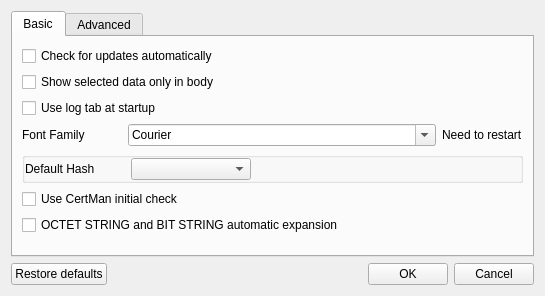
The window that BerEditor/settings_dlg.ui (jykim74/BerEditor) describes before a commit, drawn with Qt 5.
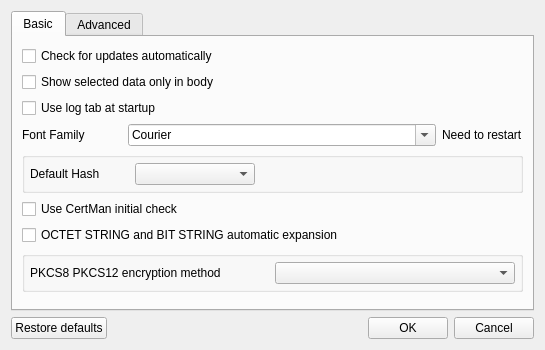
The same window after the commit.

Patch:
```diff
--- a/BerEditor/settings_dlg.ui
+++ b/BerEditor/settings_dlg.ui
@@ -7,7 +7,7 @@
     <x>0</x>
     <y>0</y>
     <width>545</width>
-    <height>296</height>
+    <height>350</height>
    </rect>
   </property>
   <property name="windowTitle">
@@ -32,8 +32,39 @@
       <attribute name="title">
        <string>Basic</string>
       </attribute>
-      <layout class="QGridLayout" name="gridLayout_2">
-       <item row="1" column="0">
+      <layout class="QVBoxLayout" name="verticalLayout_5">
+       <item>
+        <layout class="QVBoxLayout" name="verticalLayout_2">
+         <item>
+          <widget class="QCheckBox" name="mCheckBoxLatestVersion">
+           <property name="minimumSize">
+            <size>
+             <width>0</width>
+             <height>0</height>
+            </size>
+           </property>
+           <property name="text">
+            <string>Check for updates automatically</string>
+           </property>
+          </widget>
+         </item>
+         <item>
+          <widget class="QCheckBox" name="mCheckShowPartOnly">
+           <property name="text">
+            <string>Show selected data only in body</string>
+           </property>
+          </widget>
+         </item>
+         <item>
+          <widget class="QCheckBox" name="mUseLogTabCheck">
+           <property name="text">
+            <string>Use log tab at startup</string>
+           </property>
+          </widget>
+         </item>
+        </layout>
+       </item>
+       <item>
         <layout class="QGridLayout" name="gridLayout_7">
          <property name="topMargin">
           <number>0</number>
@@ -79,74 +110,26 @@
          </item>
         </layout>
        </item>
-       <item row="5" column="0">
-        <spacer name="verticalSpacer">
-         <property name="orientation">
-          <enum>Qt::Vertical</enum>
-         </property>
-         <property name="sizeHint" stdset="0">
-          <size>
-           <width>20</width>
-           <height>40</height>
-          </size>
-         </property>
-        </spacer>
-       </item>
-       <item row="0" column="0">
-        <layout class="QVBoxLayout" name="verticalLayout_2">
-         <item>
-          <widget class="QCheckBox" name="mCheckBoxLatestVersion">
-           <property name="minimumSize">
-            <size>
-             <width>0</width>
-             <height>0</height>
-            </size>
-           </property>
-           <property name="text">
-            <string>Check for updates automatically</string>
-           </property>
-          </widget>
-         </item>
-         <item>
-          <widget class="QCheckBox" name="mCheckShowPartOnly">
-           <property name="text">
-            <string>Show selected data only in body</string>
-           </property>
-          </widget>
-         </item>
-         <item>
-          <widget class="QCheckBox" name="mUseLogTabCheck">
-           <property name="text">
-            <string>Use log tab at startup</string>
-           </property>
-          </widget>
-         </item>
-        </layout>
-       </item>
-       <item row="3" column="0">
-        <widget class="QCheckBox" name="mUseCertManCheck">
-         <property name="text">
-          <string>Use CertMan initial check</string>
-         </property>
-        </widget>
-       </item>
-       <item row="2" column="0">
+       <item>
         <widget class="QGroupBox" name="mDefaultHashGroup">
          <property name="title">
           <string/>
          </property>
          <layout class="QGridLayout" name="gridLayout_5">
           <property name="leftMargin">
-           <number>0</number>
+           <number>5</number>
           </property>
           <property name="topMargin">
-           <number>0</number>
+           <number>5</number>
           </property>
           <property name="rightMargin">
-           <number>0</number>
+           <number>5</number>
           </property>
           <property name="bottomMargin">
-           <number>0</number>
+           <number>5</number>
+          </property>
+          <property name="spacing">
+           <number>5</number>
           </property>
           <item row="0" column="2">
            <spacer name="horizontalSpacer_2">
@@ -193,13 +176,77 @@
          </layout>
         </widget>
        </item>
-       <item row="4" column="0">
+       <item>
+        <widget class="QCheckBox" name="mUseCertManCheck">
+         <property name="text">
+          <string>Use CertMan initial check</string>
+         </property>
+        </widget>
+       </item>
+       <item>
         <widget class="QCheckBox" name="mAutoExpandCheck">
          <property name="text">
           <string>OCTET STRING and BIT STRING automatic expansion</string>
          </property>
         </widget>
        </item>
+       <item>
+        <widget class="QGroupBox" name="mPriEncGroup">
+         <property name="minimumSize">
+          <size>
+           <width>0</width>
+           <height>0</height>
+          </size>
+         </property>
+         <property name="title">
+          <string/>
+         </property>
+         <layout class="QVBoxLayout" name="verticalLayout_6">
+          <property name="spacing">
+           <number>5</number>
+          </property>
+          <property name="leftMargin">
+           <number>5</number>
+          </property>
+          <property name="topMargin">
+           <number>5</number>
+          </property>
+          <property name="rightMargin">
+           <number>5</number>
+          </property>
+          <property name="bottomMargin">
+           <number>5</number>
+          </property>
+          <item>
+           <layout class="QGridLayout" name="gridLayout_2">
+            <item row="0" column="0">
+             <widget class="QLabel" name="label_8">
+              <property name="text">
+               <string>PKCS8 PKCS12 encryption method</string>
+              </property>
+             </widget>
+            </item>
+            <item row="0" column="1">
+             <widget class="QComboBox" name="mPriEncMethodCombo"/>
+            </item>
+           </layout>
+          </item>
+         </layout>
+        </widget>
+       </item>
+       <item>
+        <spacer name="verticalSpacer">
+         <property name="orientation">
+          <enum>Qt::Vertical</enum>
+         </property>
+         <property name="sizeHint" stdset="0">
+          <size>
+           <width>20</width>
+           <height>40</height>
+          </size>
+         </property>
+        </spacer>
+       </item>
       </layout>
      </widget>
      <widget class="QWidget" name="mAdvancedTab">
```
